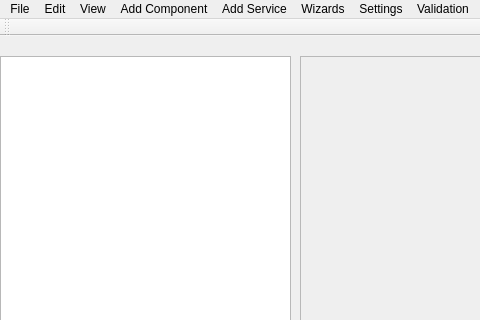
Above: configurator_app/MainWindow.ui from garonsky/HPCC-Configurator before the change; both pictures show x 0 to 480 and y 0 to 320 of the 1280 by 663 pixel window. Below: the same form after it.
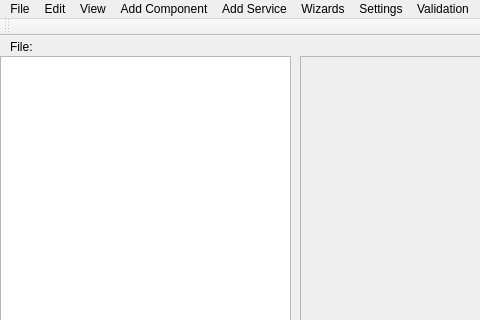
That is the form after the change.

Diff of the .ui file:
```diff
--- a/configurator_app/MainWindow.ui
+++ b/configurator_app/MainWindow.ui
@@ -65,6 +65,32 @@
      </rect>
     </property>
    </widget>
+   <widget class="QLabel" name="labelConfigurationFile">
+    <property name="geometry">
+     <rect>
+      <x>50</x>
+      <y>0</y>
+      <width>321</width>
+      <height>20</height>
+     </rect>
+    </property>
+    <property name="text">
+     <string>&lt;Open a file&gt;</string>
+    </property>
+   </widget>
+   <widget class="QLabel" name="label">
+    <property name="geometry">
+     <rect>
+      <x>10</x>
+      <y>0</y>
+      <width>41</width>
+      <height>21</height>
+     </rect>
+    </property>
+    <property name="text">
+     <string>File:</string>
+    </property>
+   </widget>
   </widget>
   <widget class="QMenuBar" name="menuBar">
    <property name="geometry">
```
Left out of the diff: 2 changed lines with no effect on the pictures.
